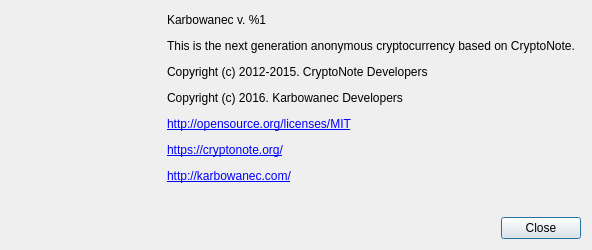
Pennykoin/QTPenny, file src/gui/ui/aboutdialog.ui: the form before one commit.
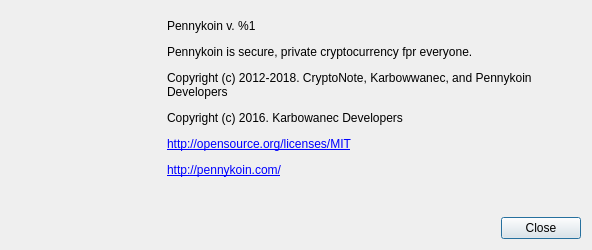
The form after the commit. Icons and pictures are not drawn.

```diff
--- a/src/gui/ui/aboutdialog.ui
+++ b/src/gui/ui/aboutdialog.ui
@@ -98,7 +98,7 @@
         </size>
        </property>
        <property name="text">
-        <string>&lt;html&gt;&lt;head/&gt;&lt;body&gt;&lt;p&gt;Karbowanec v. %1&lt;/p&gt;&lt;p&gt;This is the next generation anonymous cryptocurrency based on CryptoNote.&lt;/p&gt;&lt;p&gt;Copyright (c) 2012-2015. CryptoNote Developers&lt;/p&gt;&lt;p&gt;Copyright (c) 2016. Karbowanec Developers&lt;/p&gt;&lt;p&gt;&lt;a href=&quot;http://opensource.org/licenses/MIT&quot;&gt;&lt;span style=&quot; text-decoration: underline; color:#0000ff;&quot;&gt;http://opensource.org/licenses/MIT&lt;/span&gt;&lt;/a&gt;&lt;/p&gt;&lt;p&gt;&lt;a href=&quot;https://cryptonote.org/&quot;&gt;&lt;span style=&quot; text-decoration: underline; color:#0000ff;&quot;&gt;https://cryptonote.org/&lt;/span&gt;&lt;/a&gt;&lt;/p&gt;&lt;p&gt;&lt;a href=&quot;http://karbowanec.com/&quot;&gt;&lt;span style=&quot; text-decoration: underline; color:#0000ff;&quot;&gt;http://karbowanec.com/&lt;/span&gt;&lt;/a&gt;&lt;/p&gt;&lt;/body&gt;&lt;/html&gt;</string>
+        <string>&lt;html&gt;&lt;head/&gt;&lt;body&gt;&lt;p&gt;Pennykoin v. %1&lt;/p&gt;&lt;p&gt;Pennykoin is secure, private cryptocurrency fpr everyone.&lt;/p&gt;&lt;p&gt;Copyright (c) 2012-2018. CryptoNote, Karbowwanec, and Pennykoin Developers&lt;/p&gt;&lt;p&gt;Copyright (c) 2016. Karbowanec Developers&lt;/p&gt;&lt;p&gt;&lt;a href=&quot;http://opensource.org/licenses/MIT&quot;&gt;&lt;span style=&quot; text-decoration: underline; color:#0000ff;&quot;&gt;http://opensource.org/licenses/MIT&lt;/span&gt;&lt;/a&gt;&lt;/p&gt;&lt;p&gt;&lt;a href=&quot;http://pennykoin.com/&quot;&gt;&lt;span style=&quot; text-decoration: underline; color:#0000ff;&quot;&gt;http://pennykoin.com/&lt;/span&gt;&lt;/a&gt;&lt;/p&gt;&lt;/body&gt;&lt;/html&gt;</string>
        </property>
        <property name="textFormat">
         <enum>Qt::RichText</enum>
```
